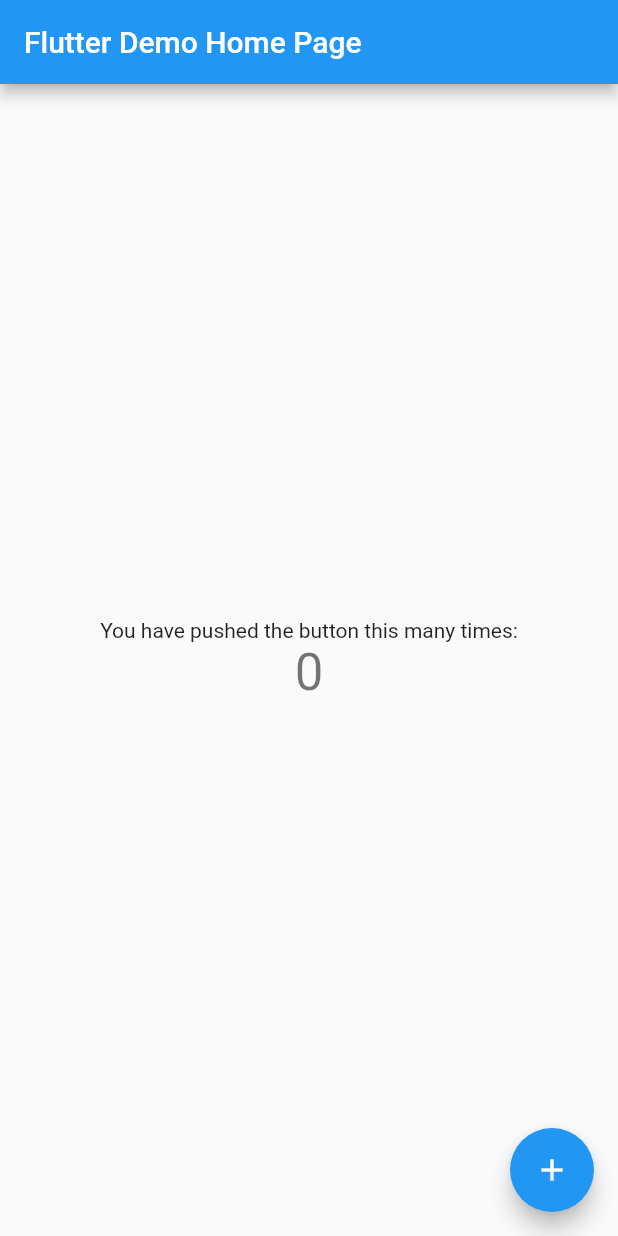
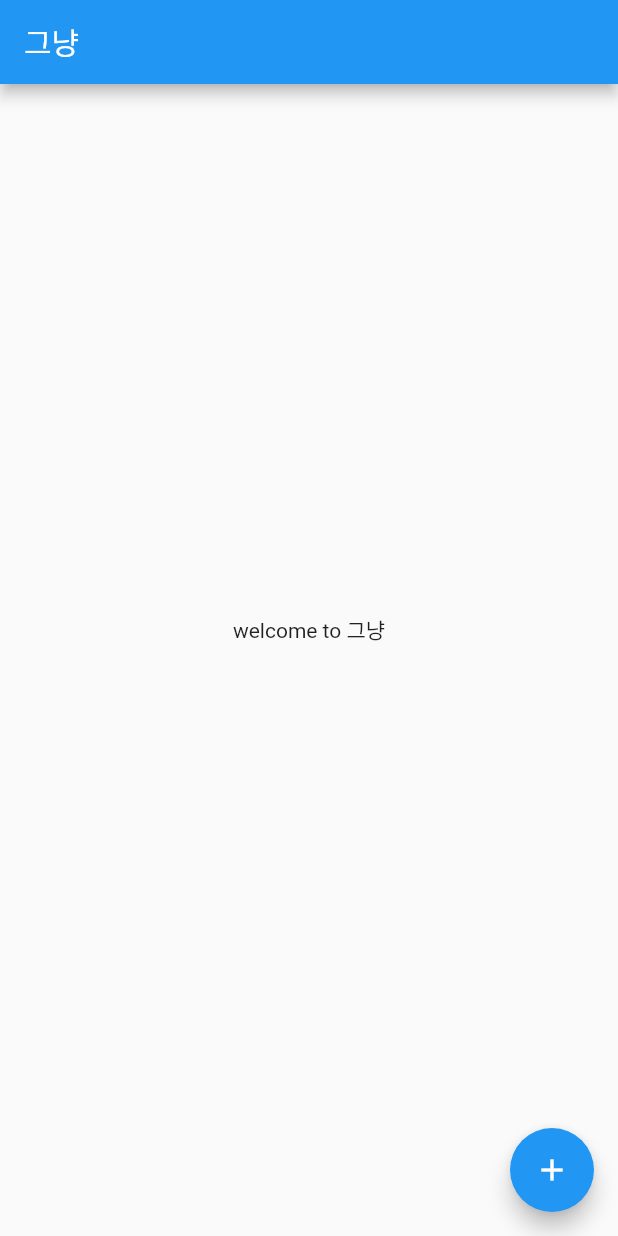
Before and after one commit to alsco0920/just-flutter-app, a Flutter app: the screen it shows after launch, on a phone screen of 412 x 824 dp. Run offline on Flutter 3.47's test engine with Material 2 defaults, Android fonts, the phone set to English and light mode, and no system bars.

Commit message:
😚 그냥 택스트 추가

```diff
--- a/lib/main.dart
+++ b/lib/main.dart
@@ -26,22 +26,13 @@ class MyApp extends StatelessWidget {
         // closer together (more dense) than on mobile platforms.
         visualDensity: VisualDensity.adaptivePlatformDensity,
       ),
-      home: MyHomePage(title: 'Flutter Demo Home Page'),
+      home: MyHomePage(title: '그냥'),
     );
   }
 }
 
 class MyHomePage extends StatefulWidget {
   MyHomePage({Key key, this.title}) : super(key: key);
-
-  // This widget is the home page of your application. It is stateful, meaning
-  // that it has a State object (defined below) that contains fields that affect
-  // how it looks.
-
-  // This class is the configuration for the state. It holds the values (in this
-  // case the title) provided by the parent (in this case the App widget) and
-  // used by the build method of the State. Fields in a Widget subclass are
-  // always marked "final".
 
   final String title;
 
@@ -50,27 +41,10 @@ class MyHomePage extends StatefulWidget {
 }
 
 class _MyHomePageState extends State<MyHomePage> {
-  int _counter = 0;
-
-  void _incrementCounter() {
-    setState(() {
-      // This call to setState tells the Flutter framework that something has
-      // changed in this State, which causes it to rerun the build method below
-      // so that the display can reflect the updated values. If we changed
-      // _counter without calling setState(), then the build method would not be
-      // called again, and so nothing would appear to happen.
-      _counter++;
-    });
-  }
 
   @override
   Widget build(BuildContext context) {
-    // This method is rerun every time setState is called, for instance as done
-    // by the _incrementCounter method above.
-    //
-    // The Flutter framework has been optimized to make rerunning build methods
-    // fast, so that you can just rebuild anything that needs updating rather
-    // than having to individually change instances of widgets.
+
     return Scaffold(
       appBar: AppBar(
         // Here we take the value from the MyHomePage object that was created by
@@ -81,35 +55,19 @@ class _MyHomePageState extends State<MyHomePage> {
         // Center is a layout widget. It takes a single child and positions it
         // in the middle of the parent.
         child: Column(
-          // Column is also a layout widget. It takes a list of children and
-          // arranges them vertically. By default, it sizes itself to fit its
-          // children horizontally, and tries to be as tall as its parent.
-          //
-          // Invoke "debug painting" (press "p" in the console, choose the
-          // "Toggle Debug Paint" action from the Flutter Inspector in Android
-          // Studio, or the "Toggle Debug Paint" command in Visual Studio Code)
-          // to see the wireframe for each widget.
-          //
-          // Column has various properties to control how it sizes itself and
-          // how it positions its children. Here we use mainAxisAlignment to
-          // center the children vertically; the main axis here is the vertical
-          // axis because Columns are vertical (the cross axis would be
-          // horizontal).
           mainAxisAlignment: MainAxisAlignment.center,
           children: <Widget>[
             Text(
-              'You have pushed the button this many times:',
+              'welcome to 그냥',
             ),
             Text(
-              '$_counter',
+              '',
               style: Theme.of(context).textTheme.headline4,
             ),
           ],
         ),
       ),
       floatingActionButton: FloatingActionButton(
-        onPressed: _incrementCounter,
-        tooltip: 'Increment',
         child: Icon(Icons.add),
       ), // This trailing comma makes auto-formatting nicer for build methods.
     );
```
Also changed, not shown: pubspec.lock, 1 other file.
